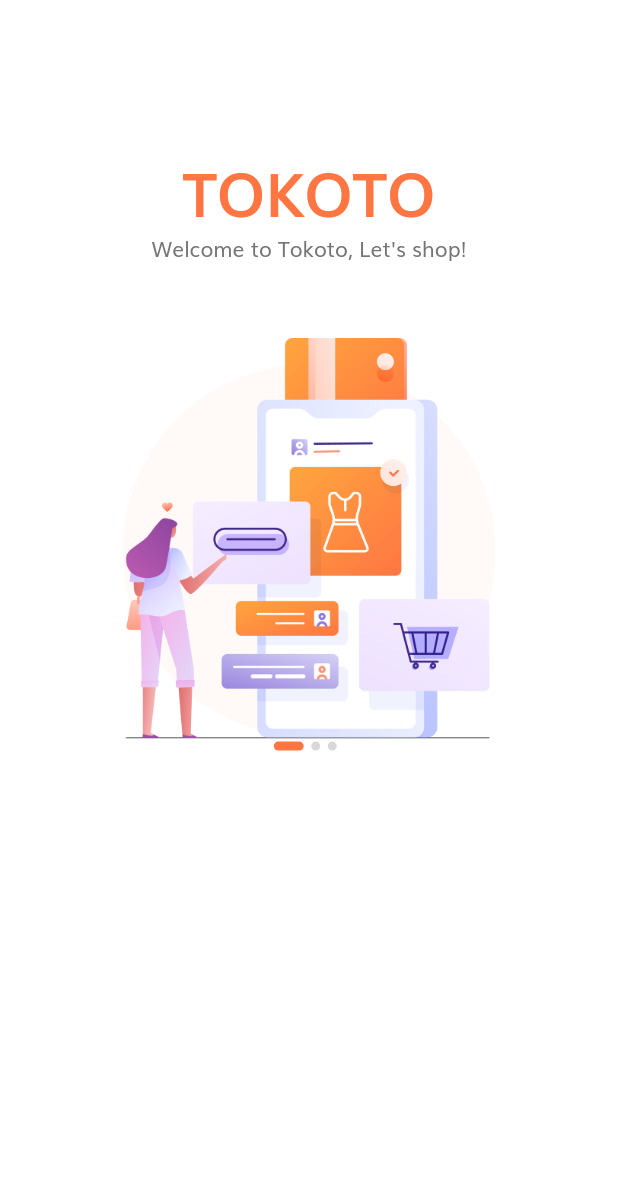
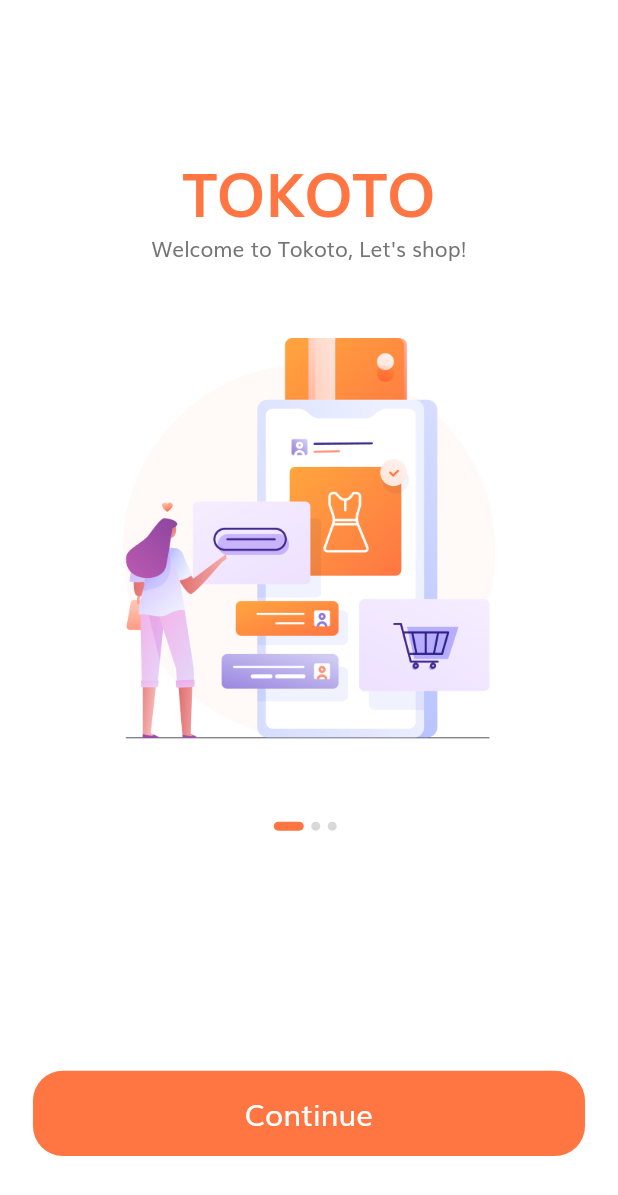
Before and after one commit to sasukeamjed/shop_app, a Flutter app: the screen it shows after launch, on a phone screen of 412 x 824 dp. Shown: the top 1195 px of the screen. Run offline on Flutter 3.47's test engine with Material 2 defaults, Android fonts, the phone set to English and light mode, and no system bars; our stand-ins replace flutter_svg.

Commit message:
commit 2

```diff
--- /dev/null
+++ b/lib/components/default_button.dart
@@ -0,0 +1,27 @@
+import 'package:flutter/material.dart';
+import 'package:shop_app/constants.dart';
+import 'package:shop_app/size_config.dart';
+
+class DefaultButton extends StatelessWidget {
+
+  final String text;
+  final VoidCallback pressed;
+
+  const DefaultButton({Key? key, required this.text, required this.pressed}) : super(key: key);
+
+  @override
+  Widget build(BuildContext context) {
+    return SizedBox(
+      width: double.infinity,
+      height: getProportionateScreenHeight(56),
+      child: FlatButton(
+        color: kPrimaryColor,
+        shape: RoundedRectangleBorder(
+          borderRadius: BorderRadius.circular(20),
+        ),
+        onPressed: pressed,
+        child: Text(text, style: TextStyle(fontSize: getProportionateScreenWidth(18), color: Colors.white)),
+      ),
+    );
+  }
+}
--- a/lib/main.dart
+++ b/lib/main.dart
@@ -1,6 +1,8 @@
 import 'package:flutter/material.dart';
 import 'package:shop_app/constants.dart';
+import 'package:shop_app/routes.dart';
 import 'package:shop_app/screens/splash/splash_screen.dart';
+import 'package:shop_app/theme.dart';
 
 void main() {
   runApp(MyApp());
@@ -13,14 +15,10 @@ class MyApp extends StatelessWidget {
     return MaterialApp(
       title: 'Flutter Demo',
       debugShowCheckedModeBanner: false,
-      theme: ThemeData(
-        scaffoldBackgroundColor: Colors.white,
-        fontFamily: "Muli",
-        textTheme: TextTheme(bodyText1: TextStyle(color: kTextColor), bodyText2: TextStyle(color: kTextColor)),
-        visualDensity: VisualDensity.adaptivePlatformDensity,
-        primarySwatch: Colors.blue,
-      ),
-      home: SplashScreen(),
+      theme: theme(),
+      // home: SplashScreen(),
+      initialRoute: SplashScreen.routeName,
+      routes: routes,
     );
   }
 }
--- /dev/null
+++ b/lib/routes.dart
@@ -0,0 +1,8 @@
+import 'package:flutter/widgets.dart';
+import 'package:shop_app/screens/sign_in/sign_in_screen.dart';
+import 'package:shop_app/screens/splash/splash_screen.dart';
+
+final Map<String, WidgetBuilder> routes = {
+  SplashScreen.routeName : (context)=> SplashScreen(),
+  SignInScreen.routeName : (context)=> SignInScreen(),
+};
--- a/lib/screens/splash/components/body.dart
+++ b/lib/screens/splash/components/body.dart
@@ -1,6 +1,9 @@
 import 'package:flutter/material.dart';
+import 'package:shop_app/components/default_button.dart';
 import 'package:shop_app/constants.dart';
+import 'package:shop_app/screens/sign_in/sign_in_screen.dart';
 import 'package:shop_app/screens/splash/components/splash_content.dart';
+import 'package:shop_app/size_config.dart';
 
 
 class Body extends StatefulWidget {
@@ -48,13 +51,22 @@ class _BodyState extends State<Body> {
             ),
             Expanded(
               flex: 2,
+              child: Padding(
+                padding: EdgeInsets.symmetric(horizontal: getProportionateScreenWidth(20)),
                 child: Column(
                   children: [
+                    Spacer(),
                     Row(
                       mainAxisAlignment: MainAxisAlignment.center,
                       children: List.generate(splashData.length, (index) => buildDot(index: index)),
                     ),
+                    Spacer(flex: 3,),
+                    DefaultButton(text: "Continue", pressed: (){
+                      Navigator.pushNamed(context, SignInScreen.routeName);
+                    },),
+                    Spacer(),
                   ],
+                ),
               ),
             ),
           ],
--- a/lib/screens/splash/splash_screen.dart
+++ b/lib/screens/splash/splash_screen.dart
@@ -4,7 +4,7 @@ import 'package:shop_app/size_config.dart';
 
 class SplashScreen extends StatelessWidget {
   const SplashScreen({Key? key}) : super(key: key);
-
+  static String routeName = "/splash";
   @override
   Widget build(BuildContext context) {
     SizeConfig().init(context);
--- a/pubspec.yaml
+++ b/pubspec.yaml
@@ -28,7 +28,7 @@ dependencies:
   # The following adds the Cupertino Icons font to your application.
   # Use with the CupertinoIcons class for iOS style icons.
   cupertino_icons: ^1.0.2
-  flutter_svg: ^0.17.4
+  flutter_svg: ^0.18.0
   provider: ^4.3.1
 
 dev_dependencies:
```
Also changed, not shown: lib/screens/sign_in/components/body.dart (added, +123 -0 lines), lib/screens/sign_in/components/custom_surffix_icon.dart (added, +19 -0 lines), lib/screens/sign_in/sign_in_screen.dart (added, +18 -0 lines), lib/theme.dart (added, +48 -0 lines), pubspec.lock. Lines whose indentation alone changed are shown as unchanged.
